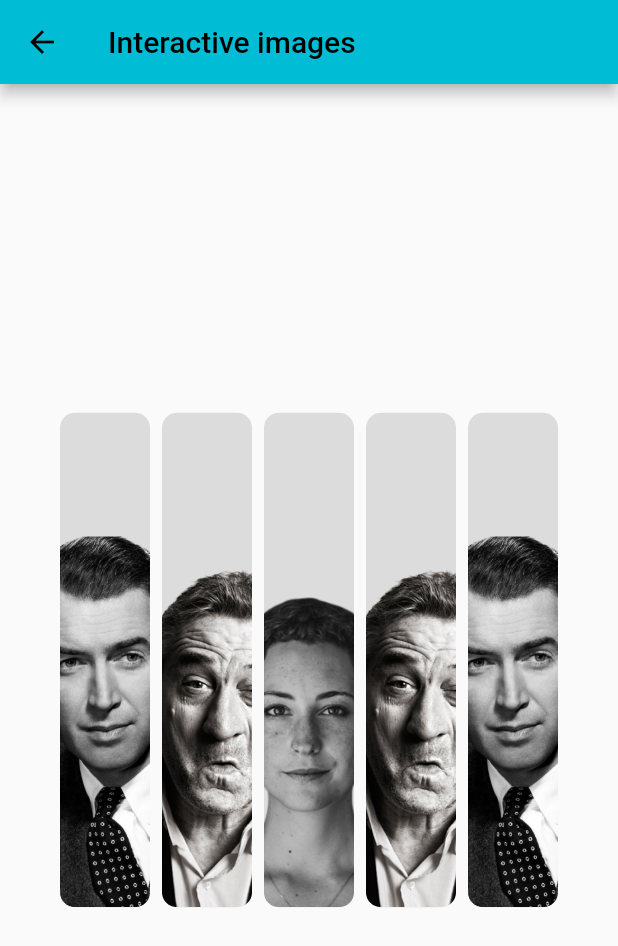
After one commit to mahmoud-eslami/flwebkit, a Flutter app: the screen it shows after launch, after a tap on "Interactive images", on a phone screen of 412 x 824 dp. The commit adds this screen. Shown: the top 946 px of the screen. Run offline on Flutter 3.47's test engine with Material 2 defaults, Android fonts, the phone set to English and light mode, and no system bars; our stand-ins replace flutter_hooks.

Commit message:
feat: complete interactive images component

```diff
--- a/lib/components/base_page.dart
+++ b/lib/components/base_page.dart
@@ -1,4 +1,5 @@
 import 'package:flutter/material.dart';
+import 'package:flwebkit/components/interactive_images/interactive_images_page.dart';
 import 'package:flwebkit/components/pagination/pagination_page.dart';
 
 class BasePage extends StatelessWidget {
@@ -22,6 +23,18 @@ class BasePage extends StatelessWidget {
                   },
                   child: const Text("Pagination")),
             ),
+            const SizedBox(height: 10),
+            Center(
+              child: ElevatedButton(
+                  onPressed: () {
+                    Navigator.push(
+                        context,
+                        MaterialPageRoute(
+                          builder: (context) => const InteractiveImagesPage(),
+                        ));
+                  },
+                  child: const Text("Interactive images")),
+            ),
           ],
         ),
       ),
--- /dev/null
+++ b/lib/components/interactive_images/interactive_images_component.dart
@@ -0,0 +1,111 @@
+import 'package:flutter/material.dart';
+import 'package:flutter_hooks/flutter_hooks.dart';
+
+class InteractiveImagesComponent extends HookWidget {
+  const InteractiveImagesComponent({Key? key, required this.images})
+      : super(key: key);
+
+  final List<String> images;
+
+  @override
+  Widget build(BuildContext context) {
+    var currentImage = useState(20);
+    var hover = useState(false);
+    var hoverdIndex = useState(0);
+
+    return Row(
+      mainAxisAlignment: MainAxisAlignment.center,
+      children: List.generate(
+        images.length,
+        (index) {
+          bool isSelected = index == currentImage.value;
+          bool isHovered = hover.value && index == hoverdIndex.value;
+
+          return Padding(
+            padding: const EdgeInsets.symmetric(horizontal: 4),
+            child: MouseRegion(
+              onEnter: (event) {
+                hover.value = true;
+                hoverdIndex.value = index;
+              },
+              onExit: (event) {
+                hover.value = false;
+              },
+              child: GestureDetector(
+                onTap: () => currentImage.value = index,
+                child: AnimatedContainer(
+                  width: isSelected
+                      ? 250
+                      : isHovered
+                          ? 90
+                          : 60,
+                  height: MediaQuery.of(context).size.height * .4,
+                  decoration: BoxDecoration(
+                    color: Colors.black12,
+                    borderRadius: BorderRadius.circular(10),
+                  ),
+                  duration: const Duration(
+                    milliseconds: 600,
+                  ),
+                  curve: Curves.decelerate,
+                  child: Stack(
+                    children: [
+                      Align(
+                        alignment: Alignment.bottomCenter,
+                        child: SizedBox(
+                          height: MediaQuery.of(context).size.height * .3,
+                          child: ClipRRect(
+                            borderRadius: const BorderRadius.vertical(
+                              bottom: Radius.circular(10),
+                            ),
+                            child: Image.asset(
+                              images[index],
+                              fit: BoxFit.cover,
+                            ),
+                          ),
+                        ),
+                      ),
+                      Column(
+                        children: [
+                          if (isSelected)
+                            Padding(
+                              padding: const EdgeInsets.all(20.0),
+                              child: Column(
+                                crossAxisAlignment: CrossAxisAlignment.start,
+                                children: [
+                                  Text(
+                                    "Lorem Ipsum is simply dummy text of"
+                                    " the printing and typesetting industry.",
+                                    maxLines: 2,
+                                    overflow: TextOverflow.ellipsis,
+                                    style: Theme.of(context)
+                                        .textTheme
+                                        .bodySmall
+                                        ?.copyWith(
+                                          color: Colors.black38,
+                                        ),
+                                  ),
+                                  const SizedBox(height: 10),
+                                  Text(
+                                    "Title #${index + 1}",
+                                    maxLines: 1,
+                                    overflow: TextOverflow.ellipsis,
+                                    style:
+                                        Theme.of(context).textTheme.titleLarge,
+                                  ),
+                                ],
+                              ),
+                            ),
+                        ],
+                      ),
+                    ],
+                  ),
+                ),
+              ),
+            ),
+          );
+        },
+      ),
+    );
+  }
+}
--- /dev/null
+++ b/lib/components/interactive_images/interactive_images_page.dart
@@ -0,0 +1,22 @@
+import 'package:flutter/material.dart';
+import 'package:flwebkit/components/interactive_images/interactive_images_component.dart';
+
+class InteractiveImagesPage extends StatelessWidget {
+  const InteractiveImagesPage({super.key});
+
+  @override
+  Widget build(BuildContext context) {
+    return Scaffold(
+      appBar: AppBar(title: const Text("Interactive images")),
+      body: const Center(
+        child: InteractiveImagesComponent(images: [
+          "assets/images/p1r.png",
+          "assets/images/p2r.png",
+          "assets/images/p3r.png",
+          "assets/images/p2r.png",
+          "assets/images/p1r.png",
+        ]),
+      ),
+    );
+  }
+}
--- a/pubspec.yaml
+++ b/pubspec.yaml
@@ -23,3 +23,5 @@ dev_dependencies:
 
 flutter:
   uses-material-design: true
+  assets:
+    - assets/images/
```
Also changed, not shown: assets/images/p1r.png (added), assets/images/p2r.png (added), assets/images/p3r.png (added).
